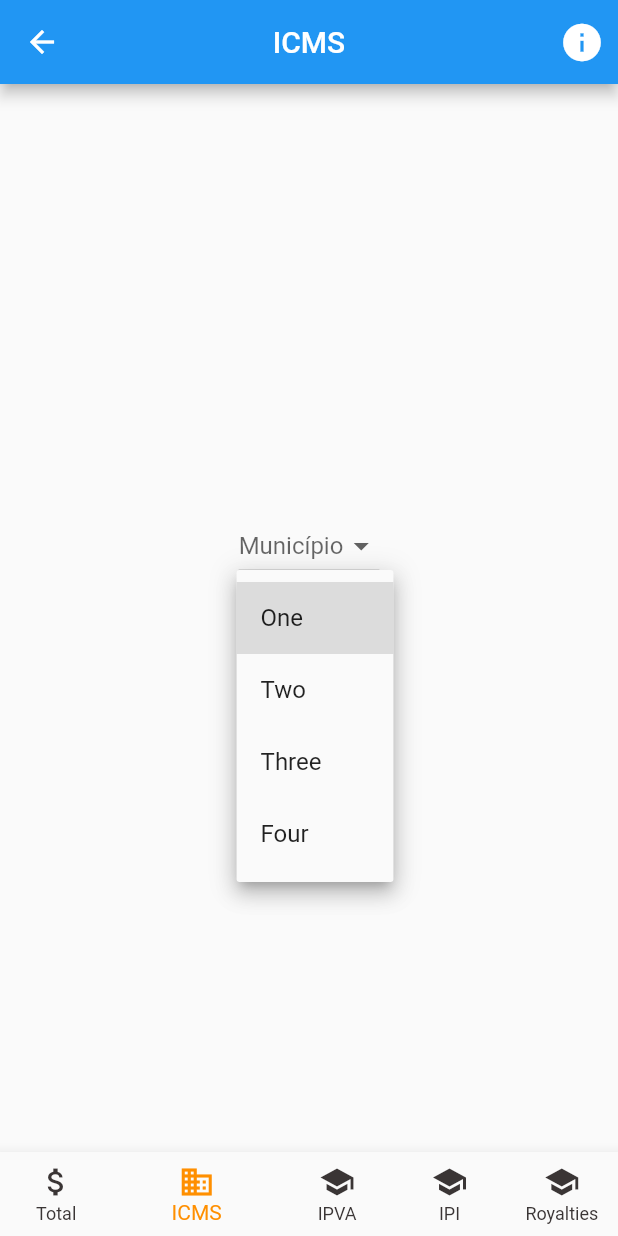
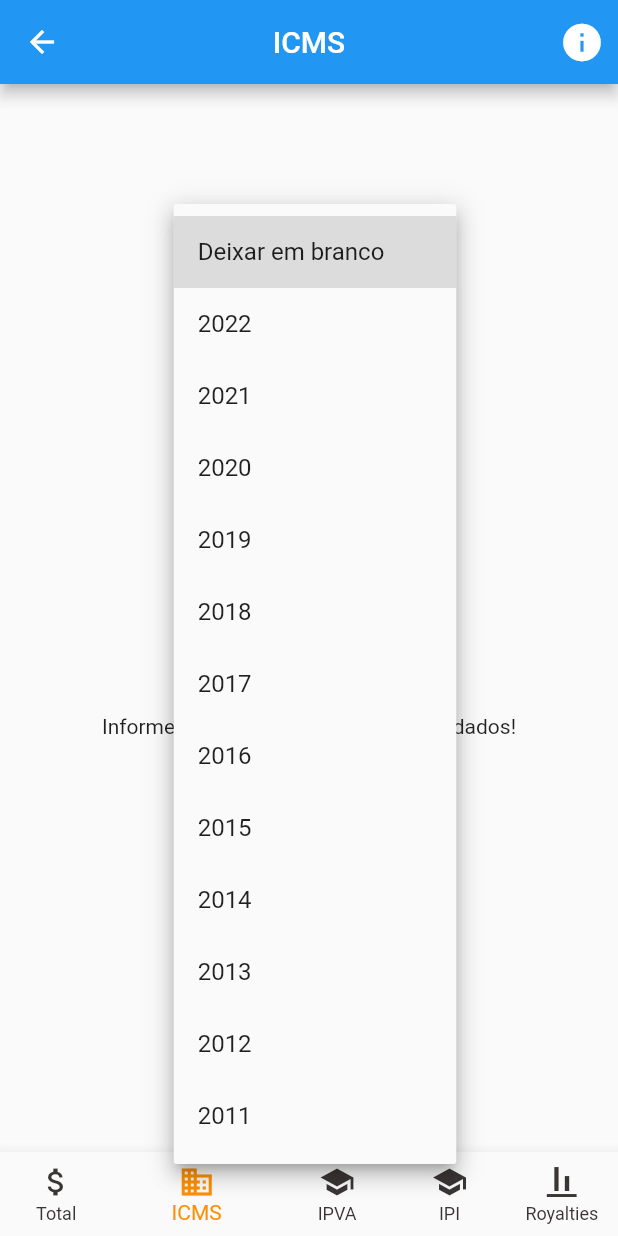
Before and after one commit to kelvem09/transparenciarn, a Flutter app: the screen it shows after launch, item 2 of the bottom bar chosen, after a tap on "Ano", on a phone screen of 412 x 824 dp. Run offline on Flutter 3.47's test engine with Material 2 defaults, Android fonts, the phone set to English and light mode, and no system bars; our stand-ins replace cloud_firestore, firebase_core, fl_chart, simple_gradient_text, smooth_page_indicator; accounts and stored records are empty.

```diff
--- /dev/null
+++ b/lib/grafico/geradorGraficos.dart
@@ -0,0 +1,134 @@
+import 'package:flutter/material.dart';
+
+import 'graficoDeBarras.dart';
+
+// ignore: must_be_immutable
+class GeradorGrafico extends StatelessWidget {
+  final String imposto;
+  final String? municipio;
+  final String? ano;
+  final String? mes;
+
+  const GeradorGrafico(
+      {Key? key,
+      required this.imposto,
+      required this.municipio,
+      required this.ano,
+      required this.mes})
+      : super(key: key);
+
+  @override
+  Widget build(BuildContext context) {
+    if (municipio == null) {
+      return const Text("Informe o município para localizar os dados!");
+    } else {
+      if (ano == null && mes == null) {
+        List<String> bottomTitles = [
+          "JAN",
+          "FEV",
+          "MAR",
+          "ABR",
+          "MAI",
+          "JUN",
+          "JUL",
+          "AGO",
+          "SET",
+          "OUT",
+          "NOV",
+          "DEZ"
+        ];
+        Map<double, double> valores = {
+          //primeiro valor é eixo x(0 a 11) e o segundo é o eixo y (0 a 10)
+          0: 1.2,
+          1: 1.4,
+          2: 1.3,
+          3: 1.6,
+          4: 1.1,
+          5: 2.2,
+          6: 2.5,
+          7: 2.4,
+          8: 3.4,
+          9: 2.1,
+          10: 1.1,
+          11: 2
+        };
+        return GraficoDeBarras(
+            label: "2022", bottomTitles: bottomTitles, valores: valores);
+      } else if (ano != null && mes == null) {
+        List<String> bottomTitles = [
+          "JAN",
+          "FEV",
+          "MAR",
+          "ABR",
+          "MAI",
+          "JUN",
+          "JUL",
+          "AGO",
+          "SET",
+          "OUT",
+          "NOV",
+          "DEZ"
+        ];
+        Map<double, double> valores = {
+          //primeiro valor é eixo x(0 a 11) e o segundo é o eixo y (0 a 6)
+          0: 1.4,
+          1: 1.6,
+          2: 1.4,
+          3: 1.3,
+          4: 1.8,
+          5: 3.2,
+          6: 3.5,
+          7: 1.4,
+          8: 0.4,
+          9: 1.1,
+          10: 1.1,
+          11: 2
+        };
+        return GraficoDeBarras(
+          label: ano!,
+          bottomTitles: bottomTitles,
+          valores: valores,
+        );
+      } else if (ano == null && mes != null) {
+        List<String> bottomTitles = [
+          "2011",
+          "2012",
+          "2013",
+          "2014",
+          "2015",
+          "2016",
+          "2017",
+          "2018",
+          "2019",
+          "2020",
+          "2021",
+          "2022"
+        ];
+        Map<double, double> valores = {
+          //primeiro valor é eixo x(0 a 11) e o segundo é o eixo y (0 a 6)
+          0: 1.2,
+          1: 1.4,
+          2: 2.3,
+          3: 1.6,
+          4: 1.2,
+          5: 2.5,
+          6: 4.1,
+          7: 2.4,
+          8: 3.4,
+          9: 2.1,
+          10: 1.1,
+          11: 6
+        };
+        return GraficoDeBarras(
+          label: mes!,
+          bottomTitles: bottomTitles,
+          valores: valores,
+        );
+      } else if (ano != null && mes != null) {
+        return const Text("Informações desse mês e ano");
+      } else {
+        return const Text("Error!");
+      }
+    }
+  }
+}
--- a/lib/main.dart
+++ b/lib/main.dart
@@ -12,5 +12,5 @@ void main() async {
   WidgetsFlutterBinding.ensureInitialized();
 
   await Firebase.initializeApp();
-  FirebaseFirestore.instance.collection('teste').add({'teste': 'xcddf'});
+  FirebaseFirestore.instance.collection('teste').add({'teste': '000'});
 }
--- a/lib/ui/home.dart
+++ b/lib/ui/home.dart
@@ -6,20 +6,10 @@ import 'package:app_transparencia/ui/infoPage.dart';
 import 'package:app_transparencia/ui/ipi.dart';
 import 'package:app_transparencia/ui/ipva.dart';
 import 'package:app_transparencia/ui/royaltie.dart';
-import 'package:cloud_firestore/cloud_firestore.dart';
 import 'package:fl_chart/fl_chart.dart';
 import 'package:flutter/material.dart';
 
 const List<String> list = <String>['One', 'Two', 'Three', 'Four'];
-const List<String> list2 = <String>['1x', '2d', 's3', 'f4'];
-
-var name;
-Future<void> getName(){
-  DocumentSnapshot ds = await
-       FirebaseFirestore.instance.collection('impostos').doc().get();
-  list2 = ds.data['ipva'];
-}
-
 
 class MyHomePage extends StatefulWidget {
   const MyHomePage({Key? key}) : super(key: key);
@@ -31,20 +21,15 @@ class MyHomePage extends StatefulWidget {
 }
 
 class _MyHomePageState extends State<MyHomePage> {
-  // ignore: avoid_init_to_null
+  String label = "Valor Total";
 
-  String? dropdownValue = null;
-
-  String graficoLabel = "";
+  double valorTotal = 10330560320;
+  double valor = 10330560320;
+  bool showTotal = true;
+  int lastTouched = -2;
+  int x = 0;
 
   int touchedIndex = -1;
-
-  Map<String, double> dataMap = {
-    "ICMS": 45,
-    "IPVA": 30,
-    "IPI": 15,
-    "Royalties": 10
-  };
 
   void _onItemTapped(int index) {
     setState(() {
@@ -115,55 +100,10 @@ class _MyHomePageState extends State<MyHomePage> {
         child: Column(
           mainAxisAlignment: MainAxisAlignment.center,
           children: <Widget>[
-            DropdownButton<String>(
-              value: dropdownValue,
-              // isExpanded: true,
-              onChanged: (String? value) {
-                setState(() {
-                  dropdownValue = value!;
-                });
-              },
-
-              items: list2.map<DropdownMenuItem<String>>((String value) {
-                return DropdownMenuItem<String>(
-                  value: value,
-                  child: Text(value),
-                );
-              }).toList(),
-              hint: const Text("Município"),
-            ),
-            DropdownButton<String>(
-              value: dropdownValue,
-              // isExpanded: true,
-              onChanged: (String? value) {
-                setState(() {
-                  dropdownValue = value!;
-                });
-              },
-              items: list.map<DropdownMenuItem<String>>((String value) {
-                return DropdownMenuItem<String>(
-                  value: value,
-                  child: Text(value),
-                );
-              }).toList(),
-              hint: const Text("Ano"),
-            ),
-            DropdownButton<String>(
-              value: dropdownValue,
-              // isExpanded: true,
-              onChanged: (String? value) {
-                setState(() {
-                  dropdownValue = value!;
-                });
-              },
-              items: list.map<DropdownMenuItem<String>>((String value) {
-                return DropdownMenuItem<String>(
-                  value: value,
-                  child: Text(value),
-                );
-              }).toList(),
-              hint: const Text("Mês"),
-            ),
+            const Text(
+                "Acompanhe aqui os princípais repasses dos impostos no do governo do RN aos múnicipios do estado",
+                textAlign: TextAlign.center,
+                style: TextStyle(fontSize: 20)),
             Row(
               children: <Widget>[
                 const SizedBox(
@@ -185,6 +125,23 @@ class _MyHomePageState extends State<MyHomePage> {
                               }
                               touchedIndex = pieTouchResponse
                                   .touchedSection!.touchedSectionIndex;
+
+                              if (touchedIndex == 0) {
+                                valor = valorTotal * (40 / 100);
+                                label = "Valor ICMS";
+                              } else if (touchedIndex == 1) {
+                                valor = valorTotal * (30 / 100);
+                                label = "Valor IPVA";
+                              } else if (touchedIndex == 2) {
+                                valor = valorTotal * (15 / 100);
+                                label = "Valor IPI";
+                              } else if (touchedIndex == 3) {
+                                valor = valorTotal * (15 / 100);
+                                label = "Valor Royalties";
+                              } else {
+                                valor = valorTotal;
+                                label = "Valor Total";
+                              }
                             });
                           }),
                           borderData: FlBorderData(
@@ -238,14 +195,14 @@ class _MyHomePageState extends State<MyHomePage> {
               ],
             ),
             Column(
-              children: const [
+              children: [
                 Text(
-                  "Valor total",
-                  style: TextStyle(fontSize: 20, color: Colors.teal),
+                  label,
+                  style: const TextStyle(fontSize: 20, color: Colors.teal),
                 ),
                 Text(
-                  "R\$ 1.323.421,23",
-                  style: TextStyle(fontSize: 28),
+                  valor.toString(),
+                  style: const TextStyle(fontSize: 28),
                 ),
               ],
             )
@@ -276,7 +233,7 @@ class _MyHomePageState extends State<MyHomePage> {
           ),
         ],
         currentIndex: 0,
-        selectedItemColor: Colors.amber[800],
+        selectedItemColor: Colors.teal,
         unselectedItemColor: const Color.fromARGB(255, 58, 53, 53),
         showUnselectedLabels: true,
         onTap: _onItemTapped,
--- a/lib/ui/icms.dart
+++ b/lib/ui/icms.dart
@@ -5,7 +5,46 @@ import 'package:app_transparencia/ui/ipva.dart';
 import 'package:app_transparencia/ui/royaltie.dart';
 import 'package:flutter/material.dart';
 
-const List<String> list = <String>['One', 'Two', 'Three', 'Four'];
+import '../grafico/geradorGraficos.dart';
+
+const List<String> listMunicipio = <String>[
+  'Deixar em branco',
+  'Natal',
+  'Parnamirim',
+  'Mossoro',
+  'Caico',
+  'Currais Novos'
+];
+const List<String> listAno = <String>[
+  'Deixar em branco',
+  '2022',
+  '2021',
+  '2020',
+  '2019',
+  '2018',
+  '2017',
+  '2016',
+  '2015',
+  '2014',
+  '2013',
+  '2012',
+  '2011'
+];
+const List<String> listMes = <String>[
+  'Deixar em branco',
+  'Janeiro',
+  'Fevereiro',
+  'Março',
+  'Abril',
+  'Maio',
+  'Junho',
+  'Julho',
+  'Agosto',
+  'Setembro',
+  'Outubro',
+  'Novembro',
+  'Dezembro'
+];
 
 class ICMSPage extends StatefulWidget {
   const ICMSPage({Key? key}) : super(key: key);
@@ -18,7 +57,10 @@ class ICMSPage extends StatefulWidget {
 
 class _ICMSPageState extends State<ICMSPage> {
   // ignore: avoid_init_to_null
-  String? dropdownValue = null;
+  String? municipio = null;
+  String? ano = null;
+  String? mes = null;
+  int tipo = 0;
 
   Map<String, double> dataMap = {
     "ICMS": 45,
@@ -30,8 +72,8 @@ class _ICMSPageState extends State<ICMSPage> {
   void _onItemTapped(int index) {
     setState(() {
       if (index == 0) {
-        Navigator.push(
-            context, MaterialPageRoute(builder: (context) => const MyHomePage()));
+        Navigator.push(context,
+            MaterialPageRoute(builder: (context) => const MyHomePage()));
       } else if (index == 2) {
         Navigator.push(
             context, MaterialPageRoute(builder: (context) => const IPVAPage()));
@@ -59,10 +101,8 @@ class _ICMSPageState extends State<ICMSPage> {
               size: 30,
             ),
             onPressed: () async {
-              Navigator.push(
-                  context,
-                  MaterialPageRoute(
-                      builder: (context) => const InfoPage()));
+              Navigator.push(context,
+                  MaterialPageRoute(builder: (context) => const InfoPage()));
             },
           )
         ],
@@ -72,14 +112,18 @@ class _ICMSPageState extends State<ICMSPage> {
           mainAxisAlignment: MainAxisAlignment.center,
           children: <Widget>[
             DropdownButton<String>(
-              value: dropdownValue,
+              value: municipio,
               // isExpanded: true,
               onChanged: (String? value) {
                 setState(() {
-                  dropdownValue = value!;
+                  municipio = value;
+                  if (value == 'Deixar em branco') {
+                    municipio = null;
+                  }
                 });
               },
-              items: list.map<DropdownMenuItem<String>>((String value) {
+              items:
+                  listMunicipio.map<DropdownMenuItem<String>>((String value) {
                 return DropdownMenuItem<String>(
                   value: value,
                   child: Text(value),
@@ -88,14 +132,17 @@ class _ICMSPageState extends State<ICMSPage> {
               hint: const Text("Município"),
             ),
             DropdownButton<String>(
-              value: dropdownValue,
+              value: ano,
               // isExpanded: true,
               onChanged: (String? value) {
                 setState(() {
-                  dropdownValue = value!;
+                  ano = value;
+                  if (value == 'Deixar em branco') {
+                    ano = null;
+                  }
                 });
               },
-              items: list.map<DropdownMenuItem<String>>((String value) {
+              items: listAno.map<DropdownMenuItem<String>>((String value) {
                 return DropdownMenuItem<String>(
                   value: value,
                   child: Text(value),
@@ -104,14 +151,17 @@ class _ICMSPageState extends State<ICMSPage> {
               hint: const Text("Ano"),
             ),
             DropdownButton<String>(
-              value: dropdownValue,
+              value: mes,
               // isExpanded: true,
               onChanged: (String? value) {
                 setState(() {
-                  dropdownValue = value!;
+                  mes = value;
+                  if (value == 'Deixar em branco') {
+                    mes = null;
+                  }
                 });
               },
-              items: list.map<DropdownMenuItem<String>>((String value) {
+              items: listMes.map<DropdownMenuItem<String>>((String value) {
                 return DropdownMenuItem<String>(
                   value: value,
                   child: Text(value),
@@ -119,7 +169,8 @@ class _ICMSPageState extends State<ICMSPage> {
               }).toList(),
               hint: const Text("Mês"),
             ),
-            // PieChart(dataMap: dataMap),
+            GeradorGrafico(
+                imposto: "ICMS", municipio: municipio, ano: ano, mes: mes),
           ],
         ),
       ),
@@ -142,7 +193,7 @@ class _ICMSPageState extends State<ICMSPage> {
             label: 'IPI',
           ),
           BottomNavigationBarItem(
-            icon: Icon(Icons.school),
+            icon: Icon(Icons.align_vertical_bottom_outlined),
             label: 'Royalties',
           ),
         ],
```
Also changed, not shown: lib/grafico/graficoDeBarras.dart (added, +187 -0 lines).
